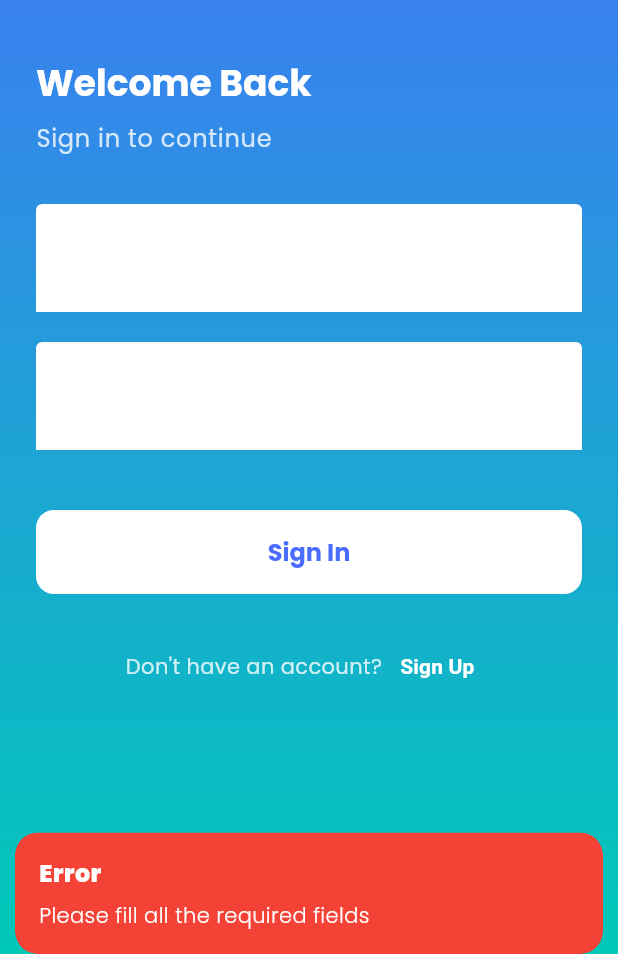
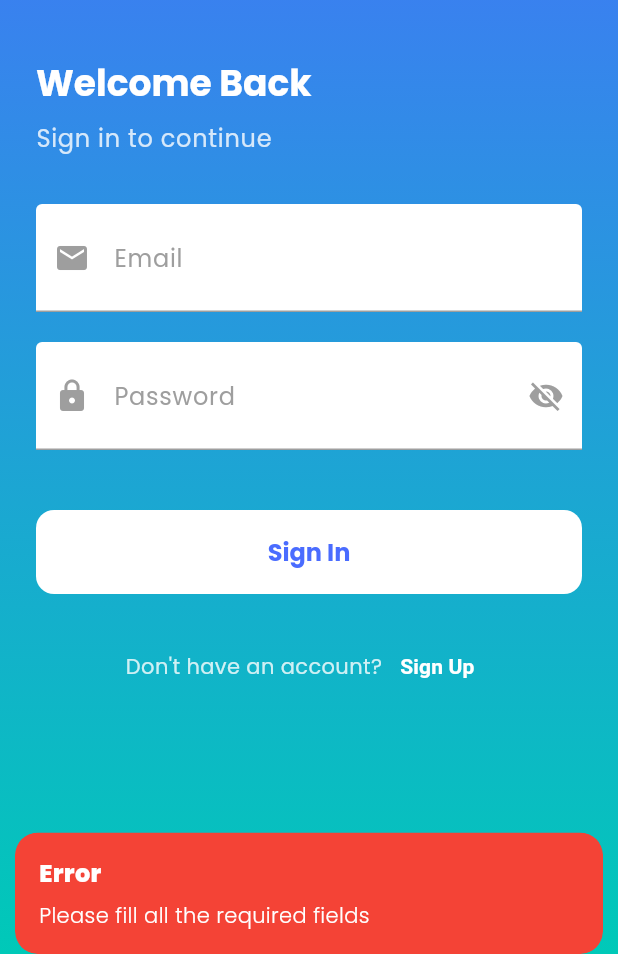
Before and after one commit to ThisIsSumit/Task-Flow-, a Flutter app: the screen it shows after launch, after a tap on "Sign In", on a phone screen of 412 x 824 dp, the part 282-1236 px from its top. Run offline on Flutter 3.47's test engine with Material 3 defaults, Android fonts, the phone set to English and light mode, and no system bars; our stand-ins replace cloud_firestore, firebase_auth, firebase_core, fl_chart, flutter_slidable, get and 1 more; accounts and stored records are empty.

Commit message:
app is working well with email pass auth

```diff
--- a/lib/controllers/auth_controller.dart
+++ b/lib/controllers/auth_controller.dart
@@ -93,11 +93,11 @@ class AuthController extends GetxController {
     }
   }
 
-  @override
-  void onClose() {
-    nameController.dispose();
-    emailController.dispose();
-    passwordController.dispose();
-    super.onClose();
-  }
+  // @override
+  // void onClose() {
+  //   nameController.dispose();
+  //   emailController.dispose();
+  //   passwordController.dispose();
+  //   super.onClose();
+  // }
 }
--- a/lib/data/services/auth_service.dart
+++ b/lib/data/services/auth_service.dart
@@ -19,52 +19,67 @@ class AuthService extends GetxService {
   }
 
   void _setInitialScreen(User? user) async {
+    print('_setInitialScreen called with user: ${user?.uid}');
     if (user != null) {
       // User is logged in
       try {
+        print('Fetching user data for ${user.uid}');
         final userData = await _firestoreService.getUserData(user.uid);
         userModel.value = userData;
+        print('User data fetched successfully, navigating to HOME');
         Get.offAllNamed(Routes.HOME);
       } catch (e) {
+        print('Error fetching user data: $e');
         Get.offAllNamed(Routes.AUTH);
       }
     } else {
       // User is not logged in
+      print('No user found, navigating to AUTH');
       Get.offAllNamed(Routes.AUTH);
     }
   }
 
   Future<void> signIn(String email, String password) async {
     try {
+      print('Attempting to sign in with email: $email');
       await _auth.signInWithEmailAndPassword(email: email, password: password);
+      print('Sign in successful');
     } catch (e) {
+      print('Sign in error: $e');
       throw e;
     }
   }
 
   Future<void> signUp(String name, String email, String password) async {
     try {
-      final credential = await _auth.createUserWithEmailAndPassword(email: email, password: password);
+      print('Attempting to sign up with email: $email');
+      final credential = await _auth.createUserWithEmailAndPassword(
+        email: email,
+        password: password,
+      );
       final user = credential.user!;
+      print('Firebase user created with uid: ${user.uid}');
 
-      final newUser = UserModel(
-        uid: user.uid,
-        email: user.email!,
-        name: name,
-      );
+      final newUser = UserModel(uid: user.uid, email: user.email!, name: name);
 
+      print('Creating user document in Firestore');
       await _firestoreService.createUser(newUser);
       userModel.value = newUser;
+      print('User document created successfully');
     } catch (e) {
+      print('Sign up error: $e');
       throw e;
     }
   }
 
   Future<void> signOut() async {
     try {
+      print('Attempting to sign out');
       await _auth.signOut();
       userModel.value = null;
+      print('Sign out successful');
     } catch (e) {
+      print('Sign out error: $e');
       throw e;
     }
   }
--- a/lib/modules/auth_view.dart
+++ b/lib/modules/auth_view.dart
@@ -3,6 +3,8 @@ import 'package:get/get.dart';
 import '../controllers/auth_controller.dart';
 
 class AuthView extends GetView<AuthController> {
+  const AuthView({super.key});
+
   @override
   Widget build(BuildContext context) {
     return Scaffold(
@@ -53,7 +55,9 @@ class AuthView extends GetView<AuthController> {
                       SizedBox(height: 16),
                       Text(
                         'TaskFlow',
-                        style: Theme.of(context).textTheme.headlineSmall?.copyWith(
+                        style: Theme.of(
+                          context,
+                        ).textTheme.headlineSmall?.copyWith(
                           color: Colors.white,
                           fontWeight: FontWeight.bold,
                         ),
@@ -80,108 +84,118 @@ class AuthView extends GetView<AuthController> {
                 ),
                 SizedBox(height: 32),
                 // Name Field (only visible in sign up)
-                Obx(() => !controller.isLogin.value
+                Obx(
+                  () =>
+                      !controller.isLogin.value
                           ? Column(
                             children: [
                               TextFormField(
                                 controller: controller.nameController,
-                            style: TextStyle(color: Colors.white),
+                                style: TextStyle(color: Colors.black),
                                 decoration: InputDecoration(
                                   labelText: 'Full Name',
-                              labelStyle:
-                                  TextStyle(color: Colors.white.withOpacity(0.7)),
-                              prefixIcon: Icon(Icons.person,
-                                  color: Colors.white.withOpacity(0.7)),
+                                  labelStyle: TextStyle(color: Colors.grey),
+                                  prefixIcon: Icon(
+                                    Icons.person,
+                                    color: Colors.grey,
+                                  ),
                                   enabledBorder: UnderlineInputBorder(
-                                borderSide: BorderSide(
-                                    color: Colors.white.withOpacity(0.5)),
+                                    borderSide: BorderSide(color: Colors.grey),
                                   ),
                                   focusedBorder: UnderlineInputBorder(
-                                borderSide: BorderSide(color: Colors.white),
+                                    borderSide: BorderSide(color: Colors.grey),
                                   ),
                                 ),
                               ),
                               SizedBox(height: 20),
                             ],
                           )
-                    : SizedBox.shrink()),
+                          : SizedBox.shrink(),
+                ),
                 // Email Field
                 TextFormField(
                   controller: controller.emailController,
                   keyboardType: TextInputType.emailAddress,
-                  style: TextStyle(color: Colors.white),
+                  style: TextStyle(color: Colors.black),
                   decoration: InputDecoration(
                     labelText: 'Email',
-                    labelStyle: TextStyle(color: Colors.white.withOpacity(0.7)),
-                    prefixIcon:
-                        Icon(Icons.email, color: Colors.white.withOpacity(0.7)),
+                    labelStyle: TextStyle(color: Colors.grey),
+                    prefixIcon: Icon(Icons.email, color: Colors.grey),
                     enabledBorder: UnderlineInputBorder(
-                      borderSide: BorderSide(color: Colors.white.withOpacity(0.5)),
+                      borderSide: BorderSide(color: Colors.grey),
                     ),
                     focusedBorder: UnderlineInputBorder(
-                      borderSide: BorderSide(color: Colors.white),
+                      borderSide: BorderSide(color: Colors.grey),
                     ),
                   ),
                 ),
                 SizedBox(height: 20),
                 // Password Field
-                Obx(() => TextFormField(
+                Obx(
+                  () => TextFormField(
                     controller: controller.passwordController,
                     obscureText: controller.obscurePassword.value,
-                      style: TextStyle(color: Colors.white),
+                    style: TextStyle(color: Colors.black),
                     decoration: InputDecoration(
                       labelText: 'Password',
-                        labelStyle:
-                            TextStyle(color: Colors.white.withOpacity(0.7)),
-                        prefixIcon: Icon(Icons.lock,
-                            color: Colors.white.withOpacity(0.7)),
+                      labelStyle: TextStyle(color: Colors.grey),
+                      prefixIcon: Icon(Icons.lock, color: Colors.grey),
                       suffixIcon: IconButton(
                         icon: Icon(
                           controller.obscurePassword.value
                               ? Icons.visibility_off
                               : Icons.visibility,
-                            color: Colors.white.withOpacity(0.7),
+                          color: Colors.grey,
                         ),
                         onPressed: controller.togglePasswordVisibility,
                       ),
                       enabledBorder: UnderlineInputBorder(
-                          borderSide: BorderSide(color: Colors.white.withOpacity(0.5)),
+                        borderSide: BorderSide(color: Colors.grey),
                       ),
                       focusedBorder: UnderlineInputBorder(
-                          borderSide: BorderSide(color: Colors.white),
+                        borderSide: BorderSide(color: Colors.grey),
                       ),
                     ),
-                    )),
+                  ),
+                ),
                 SizedBox(height: 40),
                 // Submit Button
-                Obx(() => SizedBox(
+                Obx(
+                  () => SizedBox(
                     width: double.infinity,
                     child: ElevatedButton(
                       onPressed:
-                            controller.isLoading.value ? null : controller.handleAuth,
+                          controller.isLoading.value
+                              ? null
+                              : controller.handleAuth,
                       style: ElevatedButton.styleFrom(
                         padding: EdgeInsets.symmetric(vertical: 16),
                         shape: RoundedRectangleBorder(
                           borderRadius: BorderRadius.circular(12),
                         ),
                         backgroundColor: Colors.white,
-                          foregroundColor:
-                              Theme.of(context).colorScheme.primary,
+                        foregroundColor: Theme.of(context).colorScheme.primary,
                         elevation: 0,
                       ),
-                        child: controller.isLoading.value
+                      child:
+                          controller.isLoading.value
                               ? CircularProgressIndicator(
                                 valueColor: AlwaysStoppedAnimation<Color>(
                                   Theme.of(context).colorScheme.primary,
                                 ),
                               )
                               : Text(
-                                controller.isLogin.value ? 'Sign In' : 'Sign Up',
+                                controller.isLogin.value
+                                    ? 'Sign In'
+                                    : 'Sign Up',
                                 style: TextStyle(
-                                    fontSize: 16, fontWeight: FontWeight.bold),
+                                  fontSize: 16,
+                                  fontWeight: FontWeight.bold,
                                 ),
                               ),
-                    )),
+                    ),
+                  ),
+                ),
                 SizedBox(height: 24),
                 // Toggle Auth Mode
                 Row(
@@ -198,7 +212,9 @@ class AuthView extends GetView<AuthController> {
                       child: Text(
                         controller.isLogin.value ? 'Sign Up' : 'Sign In',
                         style: TextStyle(
-                            color: Colors.white, fontWeight: FontWeight.bold),
+                          color: Colors.white,
+                          fontWeight: FontWeight.bold,
+                        ),
                       ),
                     ),
                   ],
--- a/lib/modules/home_view.dart
+++ b/lib/modules/home_view.dart
@@ -7,6 +7,9 @@ import 'package:todo_app/routes/app_pages.dart';
 import '../controllers/home_controller.dart';
 
 class HomeView extends GetView<HomeController> {
+  const HomeView({super.key});
+
+
   @override
   Widget build(BuildContext context) {
     return Scaffold(
```
Also changed, not shown: lib/bindings/auth_binding.dart (line endings or trailing spaces), lib/bindings/profile_binding.dart (line endings or trailing spaces), lib/bindings/splash_binding.dart (line endings or trailing spaces), lib/controllers/analytics_controller.dart (line endings or trailing spaces), lib/controllers/home_controller.dart (line endings or trailing spaces), 1 other file. Lines whose indentation alone changed are shown as unchanged.
